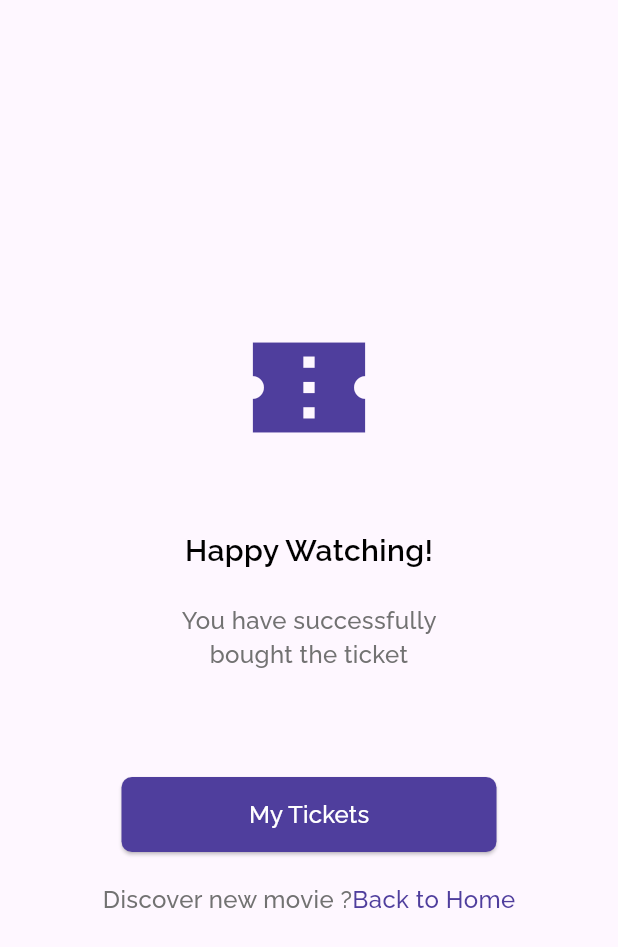
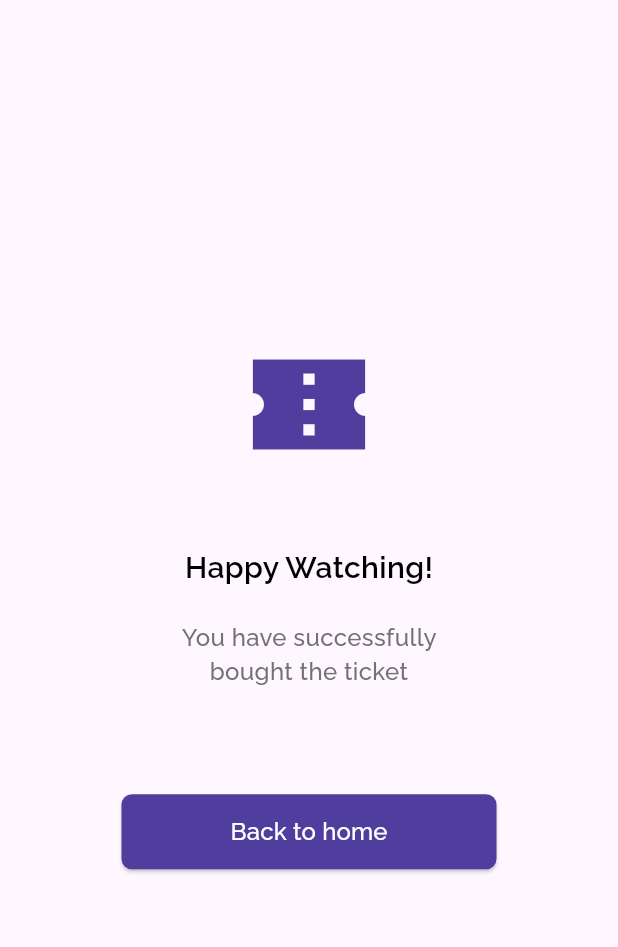
Before and after one commit to pramudyaeka/flutix, a Flutter app: the SuccessCheckout screen opened directly, on a phone screen of 412 x 824 dp. Shown: the top 947 px of the screen. Run offline on Flutter 3.47's test engine with Material 3 defaults, Android fonts, the phone set to English and light mode, and no system bars; our stand-ins replace carousel_slider, firebase_auth, firebase_core, font_awesome_flutter, google_fonts; accounts and stored records are empty.

Commit message:
M Reza Ubaidillah
pake laptop ujai

```diff
--- a/lib/ui/successCheckout.dart
+++ b/lib/ui/successCheckout.dart
@@ -52,7 +52,7 @@ class SuccessCheckout extends StatelessWidget {
                     minimumSize: Size(250, 50),
                   ),
                   child: Text(
-                    "My Tickets",
+                    "Back to home",
                     style: GoogleFonts.raleway(
                       fontSize: 16,
                       fontWeight: FontWeight.w500,
@@ -60,28 +60,7 @@ class SuccessCheckout extends StatelessWidget {
                   ),
                 ),
                 SizedBox(height: 20),
-                Container(
-                    child: Row(
-                  mainAxisAlignment: MainAxisAlignment.center,
-                  children: [
-                    Text('Discover new movie ?',
-                        style: GoogleFonts.raleway(
-                            color: Color.fromARGB(255, 114, 114, 114),
-                            fontSize: 16,
-                            fontWeight: FontWeight.w500)),
-                    GestureDetector(
-                      onTap: () {
-                        Navigator.of(context).push(MaterialPageRoute(
-                            builder: (context) => HomePageUser()));
-                      },
-                      child: Text('Back to Home',
-                          style: GoogleFonts.raleway(
-                              color: Color.fromARGB(255, 79, 62, 157),
-                              fontSize: 16,
-                              fontWeight: FontWeight.w500)),
-                    ),
-                  ],
-                ))
+
               ],
             ),
           ),
```
Also changed, not shown: pubspec.lock.
